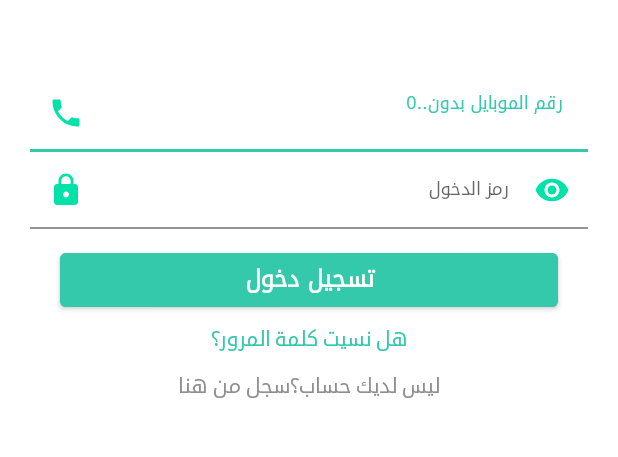
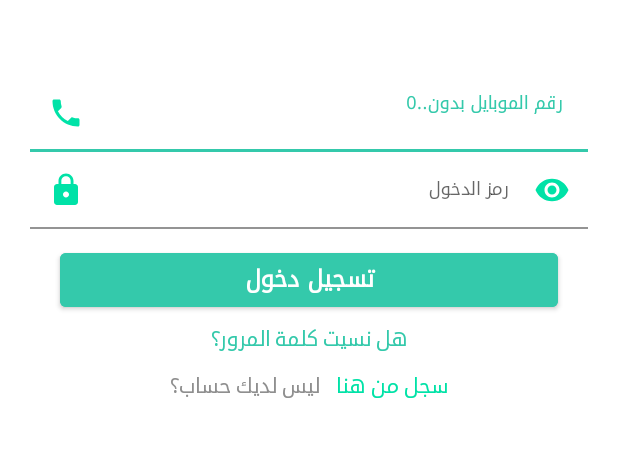
Before and after one commit to muslimadille/sehaty, an Android app: the layout activity_login.xml on its own in the app's theme, with its tools: preview values and no code run, on a phone screen of 412 x 824 dp, the part 345-802 px from its top. Run offline under Robolectric (Android 15) with nearby library versions, the phone set to English and light mode, and no system bars; plain views replace LoginButton; network calls fail.

Commit message:
fix issus

```diff
--- a/app/src/main/java/com/muslim_adel/sehaty/data/remote/apiServices/ApiService.kt
+++ b/app/src/main/java/com/muslim_adel/sehaty/data/remote/apiServices/ApiService.kt
@@ -3,6 +3,7 @@ package com.sehakhanah.patientapp.data.remote.apiServices
 import com.muslim_adel.sehaty.data.remote.objects.CreateCodeModel
 import com.muslim_adel.sehaty.data.remote.objects.GenerateToken
 import com.muslim_adel.sehaty.data.remote.objects.SocialLoginRespose
+import com.muslim_adel.sehaty.modules.settings.ContactUsModel
 import com.muslim_adel.sehaty.utiles.Q
 import com.sehakhanah.patientapp.data.remote.objects.*
 import retrofit2.Call
@@ -169,5 +170,7 @@ interface ApiService {
                    @Field("phone") phone:String,
                   @Field("email") email:String,
                   @Field("comments") comments:String): Call<BaseResponce<Any>>
+    @GET(Q.CONTACT_US_Data)
+    fun contactUsData(): Call<BaseResponce<List<ContactUsModel>>>
 
 }
--- a/app/src/main/java/com/muslim_adel/sehaty/modules/splash/SplashActivity.kt
+++ b/app/src/main/java/com/muslim_adel/sehaty/modules/splash/SplashActivity.kt
@@ -47,6 +47,7 @@ class SplashActivity : BaseActivity() {
         dLocale = Locale(change) //set any locale you want here
 
     }
+
     private fun handelSpalash(){
 
         Handler().postDelayed({
--- a/app/src/main/java/com/muslim_adel/sehaty/utiles/Q.kt
+++ b/app/src/main/java/com/muslim_adel/sehaty/utiles/Q.kt
@@ -55,6 +55,8 @@ object Q {
     const val PROBLEMS_LIST="problems"
     const val CONTACT_US="sendemail/contactus"
     const val COUNTRIES_API = "country"
+    const val CONTACT_US_Data = "admin/contactUs"
+
 
 
 
@@ -71,6 +73,8 @@ object Q {
 
     const val LOCALE_AR_INDEX = 0
     const val LOCALE_EN_INDEX = 1
+    var CONTACT_US_PHONE:Long=0
+
     var FIRST_TIME = true
     var IS_FIRST_TIME = "first_time"
 
--- /dev/null
+++ b/app/src/main/res/drawable/ic_check_circl.xml
@@ -0,0 +1,5 @@
+<vector android:autoMirrored="true" android:height="24dp"
+    android:tint="@color/colorAccent" android:viewportHeight="24"
+    android:viewportWidth="24" android:width="24dp" xmlns:android="http://schemas.android.com/apk/res/android">
+    <path android:fillColor="@android:color/white" android:pathData="M12,2C6.48,2 2,6.48 2,12s4.48,10 10,10 10,-4.48 10,-10S17.52,2 12,2zM10,17l-5,-5 1.41,-1.41L10,14.17l7.59,-7.59L19,8l-9,9z"/>
+</vector>
--- /dev/null
+++ b/app/src/main/res/drawable/ic_cost.xml
@@ -0,0 +1,5 @@
+<vector android:autoMirrored="true" android:height="24dp"
+    android:tint="@color/colorAccent" android:viewportHeight="24"
+    android:viewportWidth="24" android:width="24dp" xmlns:android="http://schemas.android.com/apk/res/android">
+    <path android:fillColor="@android:color/white" android:pathData="M11.8,10.9c-2.27,-0.59 -3,-1.2 -3,-2.15 0,-1.09 1.01,-1.85 2.7,-1.85 1.78,0 2.44,0.85 2.5,2.1h2.21c-0.07,-1.72 -1.12,-3.3 -3.21,-3.81V3h-3v2.16c-1.94,0.42 -3.5,1.68 -3.5,3.61 0,2.31 1.91,3.46 4.7,4.13 2.5,0.6 3,1.48 3,2.41 0,0.69 -0.49,1.79 -2.7,1.79 -2.06,0 -2.87,-0.92 -2.98,-2.1h-2.2c0.12,2.19 1.76,3.42 3.68,3.83V21h3v-2.15c1.95,-0.37 3.5,-1.5 3.5,-3.55 0,-2.84 -2.43,-3.81 -4.7,-4.4z"/>
+</vector>
--- a/app/src/main/res/layout-v21/activity_login.xml
+++ b/app/src/main/res/layout-v21/activity_login.xml
@@ -182,15 +182,30 @@
                     android:text="@string/forget_password"
                     android:textColor="@color/colorPrimary"
                     android:textSize="14sp" />
-                <TextView
+                <LinearLayout
                     android:id="@+id/registration_btn"
                     android:layout_width="match_parent"
                     android:layout_height="wrap_content"
-                    android:gravity="center"
-                    android:padding="5dp"
-                    android:text="@string/dont_have_account"
-                    android:textColor="@color/gray"
-                    android:textSize="14sp" />
+                    android:orientation="horizontal"
+                    android:gravity="center">
+                    <TextView
+                        android:layout_width="wrap_content"
+                        android:layout_height="wrap_content"
+                        android:gravity="center"
+                        android:padding="5dp"
+                        android:text="@string/dont_have_account"
+                        android:textColor="@color/gray"
+                        android:textSize="14sp" />
+                    <TextView
+                        android:layout_width="wrap_content"
+                        android:layout_height="wrap_content"
+                        android:gravity="center"
+                        android:padding="5dp"
+                        android:text="@string/register_here"
+                        android:textColor="@color/colorAccent"
+                        android:textSize="14sp" />
+                </LinearLayout>
+
             </LinearLayout>
         </ScrollView>
 
--- a/app/src/main/res/layout/activity_booking_success.xml
+++ b/app/src/main/res/layout/activity_booking_success.xml
@@ -55,7 +55,7 @@
                                android:layout_width="100dp"
                                android:layout_marginBottom="10dp"
                                android:layout_height="100dp"
-                               android:src="@drawable/true_green"/>
+                               android:src="@drawable/ic_check_circl"/>
                            <TextView
                                android:layout_width="wrap_content"
                                android:layout_height="wrap_content"
@@ -104,7 +104,7 @@
                                    <ImageView
                                        android:layout_width="30dp"
                                        android:layout_height="wrap_content"
-                                       android:src="@drawable/time"/>
+                                       android:src="@drawable/ic_time"/>
                                </LinearLayout>
                                <LinearLayout
                                    android:layout_width="0dp"
@@ -184,7 +184,7 @@
                                    <ImageView
                                        android:layout_width="30dp"
                                        android:layout_height="30dp"
-                                       android:src="@drawable/money"/>
+                                       android:src="@drawable/ic_cost"/>
                                </LinearLayout>
                                <LinearLayout
                                    android:layout_width="wrap_content"
--- a/app/src/main/res/layout/activity_contact_us.xml
+++ b/app/src/main/res/layout/activity_contact_us.xml
@@ -110,7 +110,7 @@
                                     android:gravity="center"
                                     android:textColor="@color/blue"
                                     android:textStyle="bold"
-                                    android:text="16711"/>
+                                    android:text=""/>
                             </LinearLayout>
 
 
--- a/app/src/main/res/layout/activity_login.xml
+++ b/app/src/main/res/layout/activity_login.xml
@@ -182,15 +182,29 @@
                     android:text="@string/forget_password"
                     android:textColor="@color/colorPrimary"
                     android:textSize="14sp" />
-                <TextView
+                <LinearLayout
                     android:id="@+id/registration_btn"
                     android:layout_width="match_parent"
                     android:layout_height="wrap_content"
-                    android:gravity="center"
-                    android:padding="5dp"
-                    android:text="@string/dont_have_account"
-                    android:textColor="@color/gray"
-                    android:textSize="14sp" />
+                    android:orientation="horizontal"
+                    android:gravity="center">
+                    <TextView
+                        android:layout_width="wrap_content"
+                        android:layout_height="wrap_content"
+                        android:gravity="center"
+                        android:padding="5dp"
+                        android:text="@string/dont_have_account"
+                        android:textColor="@color/gray"
+                        android:textSize="14sp" />
+                    <TextView
+                        android:layout_width="wrap_content"
+                        android:layout_height="wrap_content"
+                        android:gravity="center"
+                        android:padding="5dp"
+                        android:text="@string/register_here"
+                        android:textColor="@color/colorAccent"
+                        android:textSize="14sp" />
+                </LinearLayout>
             </LinearLayout>
         </ScrollView>
 
--- a/app/src/main/res/values/strings.xml
+++ b/app/src/main/res/values/strings.xml
@@ -193,8 +193,9 @@
     <string name="register">تسجيل</string>
     <string name="select_country">اختر الدولة</string>
     <string name="select_language">اختر اللغة</string>
-    <string name="dont_have_account">ليس لديك حساب؟سجل من هنا</string>
+    <string name="dont_have_account">ليس لديك حساب؟</string>
     <string name="name_title">الاسم:</string>
+    <string name="register_here">سجل من هنا</string>
 
 
 </resources>
```
Also changed, not shown: app/src/main/java/com/muslim_adel/sehaty/modules/contactUs/ContactUsActivity.kt (+34 -0 lines), app/src/main/java/com/muslim_adel/sehaty/modules/settings/ContactUsModel.kt (added, +8 -0 lines), 3 other files.
